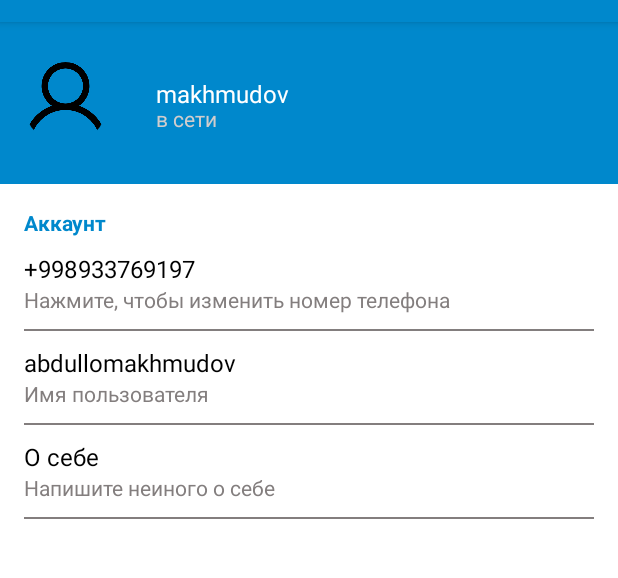
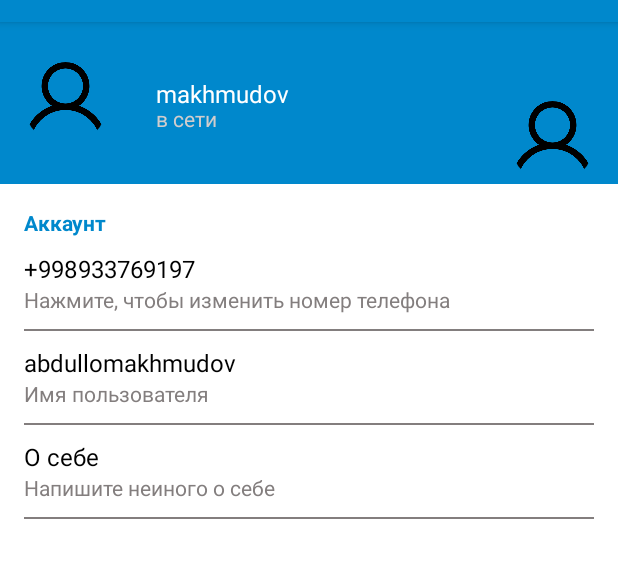
Before and after one commit to Arab1997/TelegramClone, an Android app: the fragment SettingsFragment shown on its own in the app's theme, on a phone screen of 412 x 824 dp, the part 62-640 px from its top. Run offline under Robolectric (Android 15) with nearby library versions, the phone set to English and light mode, and no system bars; our stand-ins replace CircleImageView.

Commit message:
lesson 6

```diff
--- /dev/null
+++ b/app/src/main/res/drawable/ripple_effect.xml
@@ -0,0 +1,11 @@
+<?xml version="1.0" encoding="utf-8"?>
+<ripple xmlns:android="http://schemas.android.com/apk/res/android"
+    android:color="@color/colorGrey">
+    <item android:state_pressed="true">
+        <shape android:shape="rectangle">
+            <solid android:color="@color/colorAccent" />
+            <corners android:radius="@dimen/settings_ripple_effect_radius" />
+        </shape>
+    </item>
+
+</ripple>
--- a/app/src/main/res/layout/activity_main.xml
+++ b/app/src/main/res/layout/activity_main.xml
@@ -8,14 +8,10 @@
 
     <androidx.appcompat.widget.Toolbar
         android:id="@+id/mainToolbar"
-        android:theme="@style/ThemeOverlay.AppCompat.Dark.ActionBar"
-        android:layout_width="match_parent"
-        android:layout_height="?attr/actionBarSize"
-        android:background="@color/colorPrimary"
-        android:elevation="4dp"
         app:layout_constraintEnd_toEndOf="parent"
         app:layout_constraintStart_toStartOf="parent"
-        app:layout_constraintTop_toTopOf="parent" />
+        app:layout_constraintTop_toTopOf="parent"
+        style="@style/main_toolbar" />
 
 
     <androidx.constraintlayout.widget.ConstraintLayout
--- a/app/src/main/res/layout/fragment_settings.xml
+++ b/app/src/main/res/layout/fragment_settings.xml
@@ -71,31 +71,31 @@
 
     <androidx.constraintlayout.widget.ConstraintLayout
         android:id="@+id/settings_btn_change_number_phone"
+        style="@style/settingsButtons"
         app:layout_constraintEnd_toEndOf="parent"
         app:layout_constraintStart_toStartOf="parent"
-        app:layout_constraintTop_toBottomOf="@+id/settings_text_account"
-        style="@style/settingsButtons">
+        app:layout_constraintTop_toBottomOf="@+id/settings_text_account">
 
 
         <TextView
             android:id="@+id/settings_phone_number"
-            app:layout_constraintTop_toTopOf="@+id/settings_btn_change_number_phone"
+            style="@style/normalText"
+            android:text="@string/settings_default_number"
             app:layout_constraintStart_toStartOf="parent"
-            android:text="@string/settings_default_number"
-            style="@style/normalText" />
+            app:layout_constraintTop_toTopOf="@+id/settings_btn_change_number_phone" />
+
         <TextView
             android:id="@+id/settings_label_phone_number"
-            app:layout_constraintTop_toBottomOf="@+id/settings_phone_number"
+            style="@style/smallText"
+            android:text="@string/settings_label_phone_number"
             app:layout_constraintStart_toStartOf="parent"
-            android:text="@string/settings_label_phone_number"
-            style="@style/smallText" />
+            app:layout_constraintTop_toBottomOf="@+id/settings_phone_number" />
 
         <View
-            app:layout_constraintTop_toBottomOf="@+id/settings_label_phone_number"
+            style="@style/separator"
+            app:layout_constraintEnd_toEndOf="parent"
             app:layout_constraintStart_toStartOf="parent"
-            app:layout_constraintEnd_toEndOf="parent"
-            style="@style/separator" />
-
+            app:layout_constraintTop_toBottomOf="@+id/settings_label_phone_number" />
 
 
     </androidx.constraintlayout.widget.ConstraintLayout>
@@ -103,31 +103,31 @@
 
     <androidx.constraintlayout.widget.ConstraintLayout
         android:id="@+id/settings_btn_change_login"
+        style="@style/settingsButtons"
         app:layout_constraintEnd_toEndOf="parent"
         app:layout_constraintStart_toStartOf="parent"
-        app:layout_constraintTop_toBottomOf="@+id/settings_btn_change_number_phone"
-        style="@style/settingsButtons">
+        app:layout_constraintTop_toBottomOf="@+id/settings_btn_change_number_phone">
 
 
         <TextView
             android:id="@+id/settings_login"
-            app:layout_constraintTop_toTopOf="@+id/settings_btn_change_login"
+            style="@style/normalText"
+            android:text="@string/settings_default_login"
             app:layout_constraintStart_toStartOf="parent"
-            android:text="@string/settings_default_login"
-            style="@style/normalText" />
+            app:layout_constraintTop_toTopOf="@+id/settings_btn_change_login" />
+
         <TextView
             android:id="@+id/settings_label_login"
-            app:layout_constraintTop_toBottomOf="@+id/settings_login"
+            style="@style/smallText"
+            android:text="@string/settings_label_login"
             app:layout_constraintStart_toStartOf="parent"
-            android:text="@string/settings_label_login"
-            style="@style/smallText" />
+            app:layout_constraintTop_toBottomOf="@+id/settings_login" />
 
         <View
-            app:layout_constraintTop_toBottomOf="@+id/settings_label_login"
+            style="@style/separator"
+            app:layout_constraintEnd_toEndOf="parent"
             app:layout_constraintStart_toStartOf="parent"
-            app:layout_constraintEnd_toEndOf="parent"
-            style="@style/separator" />
-
+            app:layout_constraintTop_toBottomOf="@+id/settings_label_login" />
 
 
     </androidx.constraintlayout.widget.ConstraintLayout>
@@ -135,34 +135,44 @@
 
     <androidx.constraintlayout.widget.ConstraintLayout
         android:id="@+id/settings_btn_change_bio"
+        style="@style/settingsButtons"
         app:layout_constraintEnd_toEndOf="parent"
         app:layout_constraintStart_toStartOf="parent"
-        app:layout_constraintTop_toBottomOf="@+id/settings_btn_change_login"
-        style="@style/settingsButtons">
+        app:layout_constraintTop_toBottomOf="@+id/settings_btn_change_login">
 
 
         <TextView
             android:id="@+id/settings_bio"
-            app:layout_constraintTop_toTopOf="@+id/settings_btn_change_bio"
+            style="@style/normalText"
+            android:text="@string/setting_default_bio"
             app:layout_constraintStart_toStartOf="parent"
-            android:text="@string/setting_default_bio"
-            style="@style/normalText" />
+            app:layout_constraintTop_toTopOf="@+id/settings_btn_change_bio" />
+
         <TextView
             android:id="@+id/settings_label_bio"
-            app:layout_constraintTop_toBottomOf="@+id/settings_bio"
+            style="@style/smallText"
+            android:text="@string/settings_label_bio"
             app:layout_constraintStart_toStartOf="parent"
-            android:text="@string/settings_label_bio"
-            style="@style/smallText" />
+            app:layout_constraintTop_toBottomOf="@+id/settings_bio" />
 
         <View
-            app:layout_constraintTop_toBottomOf="@+id/settings_label_bio"
+            style="@style/separator"
+            app:layout_constraintEnd_toEndOf="parent"
             app:layout_constraintStart_toStartOf="parent"
-            app:layout_constraintEnd_toEndOf="parent"
-            style="@style/separator" />
-
+            app:layout_constraintTop_toBottomOf="@+id/settings_label_bio" />
 
 
     </androidx.constraintlayout.widget.ConstraintLayout>
 
+    <de.hdodenhof.circleimageview.CircleImageView
+        android:id="@+id/settings_change_photo"
+        android:layout_width="@dimen/settings_user_photo_width"
+        android:layout_height="@dimen/settings_user_photo_heigth"
+        android:src="@drawable/user"
+        android:layout_marginEnd="@dimen/horizontal_margin"
+        app:civ_border_color="@color/colorGrey"
+        app:civ_circle_background_color="@color/colorAccent"
+        app:layout_constraintBottom_toBottomOf="@+id/settings_header_block"
+        app:layout_constraintEnd_toEndOf="parent" />
 
 </androidx.constraintlayout.widget.ConstraintLayout>
--- a/app/src/main/res/values/dimens.xml
+++ b/app/src/main/res/values/dimens.xml
@@ -11,5 +11,10 @@
     <dimen name="settings_user_photo_width">55dp</dimen>
     <dimen name="settings_user_photo_heigth">55dp</dimen>
     <dimen name="settings_layout_marginStart">16dp</dimen>
+
+
+    <dimen name="settings_btn_change_photo_width">45dp</dimen>
+    <dimen name="settings_btn_change_photo_heigth">45dp</dimen>
     <dimen name="settings_civ_border_width">2dp</dimen>
+    <dimen name="settings_ripple_effect_radius">4dp</dimen>
 </resources>
--- a/app/src/main/res/values/styles.xml
+++ b/app/src/main/res/values/styles.xml
@@ -32,6 +32,12 @@
         <item name="android:layout_width">match_parent</item>
         <item name="android:layout_height">wrap_content</item>
         <item name="android:layout_marginTop">@dimen/vertical_mrgin</item>
+        <item name="android:clickable">true</item>
+        <item name="android:focusable">true</item>
+        <item name="background">@drawable/ripple_effect</item>
+
+
+
     </style>
 
     <style name="normalText">
@@ -59,4 +65,11 @@
         <item name="android:layout_marginTop">@dimen/vertical_mrgin</item>
     </style>
 
+    <style name="main_toolbar">
+        <item name="android:theme">@style/ThemeOverlay.AppCompat.Dark.ActionBar</item>
+        <item name="android:layout_width">match_parent</item>
+        <item name="android:layout_height">?attr/actionBarSize</item>
+        <item name="android:background">@color/colorPrimary</item>
+    </style>
+
 </resources>
```
